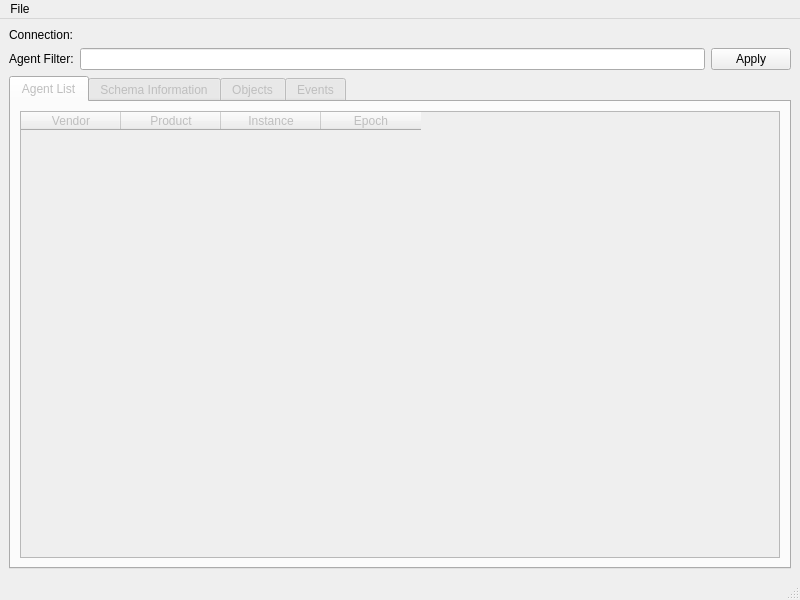
Qt form src/explorer_main.ui (ted-ross/qmf-explorer) before a commit.
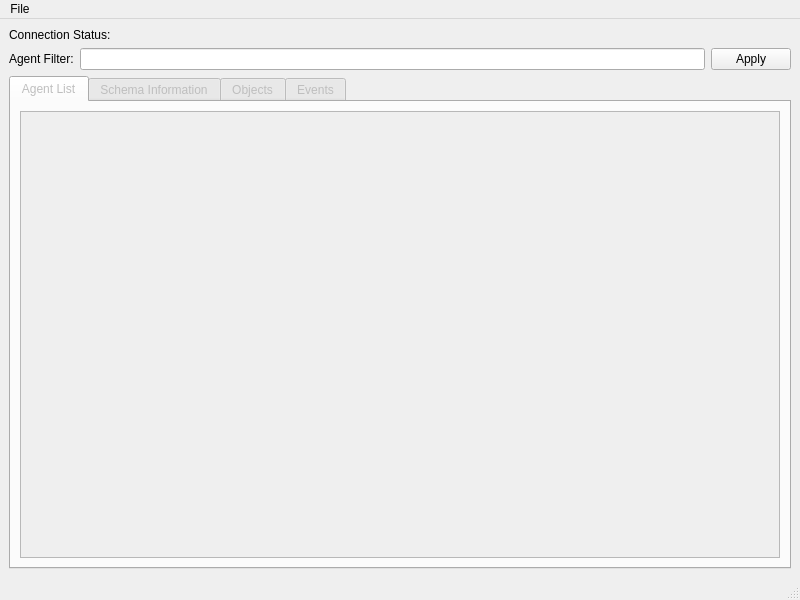
The same form after that commit.

Commit message: Updated Agent-View to be a tree view. Added a model for a hierarchical description of agents.

```diff
--- a/src/explorer_main.ui
+++ b/src/explorer_main.ui
@@ -26,7 +26,7 @@
          </sizepolicy>
         </property>
         <property name="text">
-         <string>Connection:</string>
+         <string>Connection Status:</string>
         </property>
        </widget>
       </item>
@@ -80,28 +80,7 @@
        </attribute>
        <layout class="QGridLayout" name="gridLayout_3">
         <item row="0" column="0">
-         <widget class="QTableWidget" name="tableWidget_2">
-          <column>
-           <property name="text">
-            <string>Vendor</string>
-           </property>
-          </column>
-          <column>
-           <property name="text">
-            <string>Product</string>
-           </property>
-          </column>
-          <column>
-           <property name="text">
-            <string>Instance</string>
-           </property>
-          </column>
-          <column>
-           <property name="text">
-            <string>Epoch</string>
-           </property>
-          </column>
-         </widget>
+         <widget class="QTreeView" name="treeView_agents"/>
         </item>
        </layout>
       </widget>
```
The commit also changes 8 other files.
